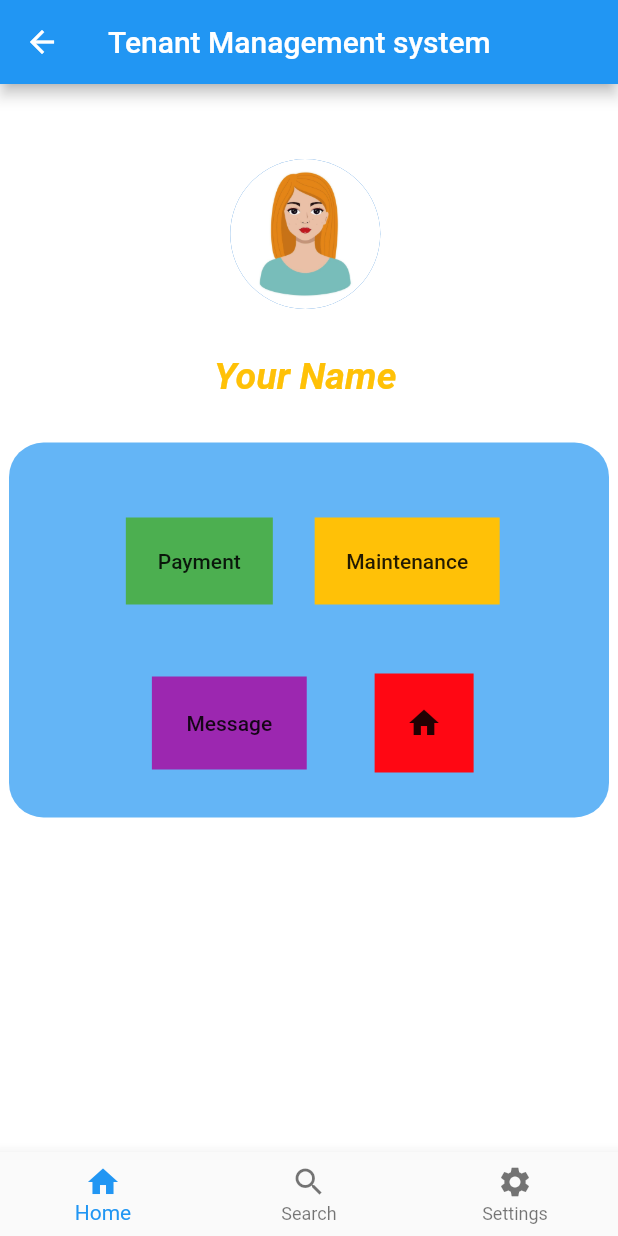
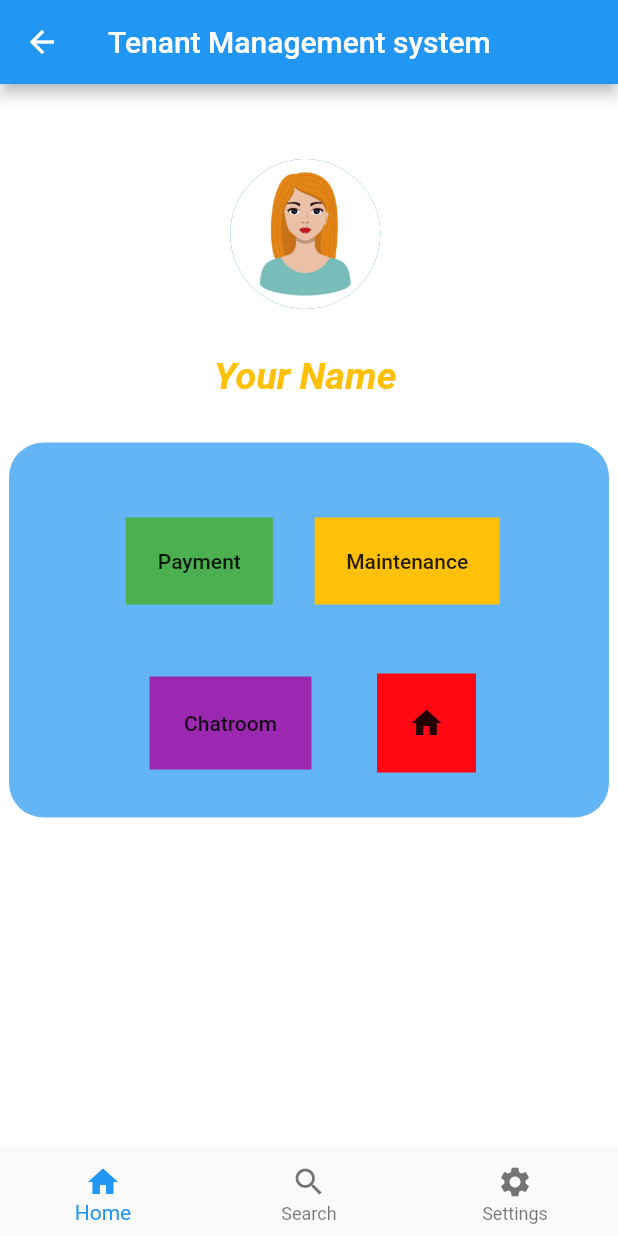
Before and after one commit to jovinraymond/reccess_project, a Flutter app: the Homep screen opened by its route, on a phone screen of 412 x 824 dp. Run offline on Flutter 3.47's test engine with Material 2 defaults, Android fonts, the phone set to English and light mode, and no system bars; our stand-ins replace cloud_firestore, firebase_auth, firebase_core; accounts and stored records are empty.

Commit message:
i edited the home file

```diff
--- a/lib/home.dart
+++ b/lib/home.dart
@@ -104,7 +104,9 @@ class _HomepState extends State<Homep> {
                       padding: EdgeInsets.all(5),
                       color: Colors.amber,
                       child: MaterialButton(
-                        onPressed: () {},
+                        onPressed: () {
+                          Navigator.pushNamed(context, "mantainance_request");
+                        },
                         child: Text("Maintenance"),
                       ),
                     ),
@@ -123,7 +125,7 @@ class _HomepState extends State<Homep> {
                         onPressed: () {
                           Navigator.pushNamed(context, "message");
                         },
-                        child: Text("Message"),
+                        child: Text("Chatroom"),
                       ),
                     ),
                     Container(
```
